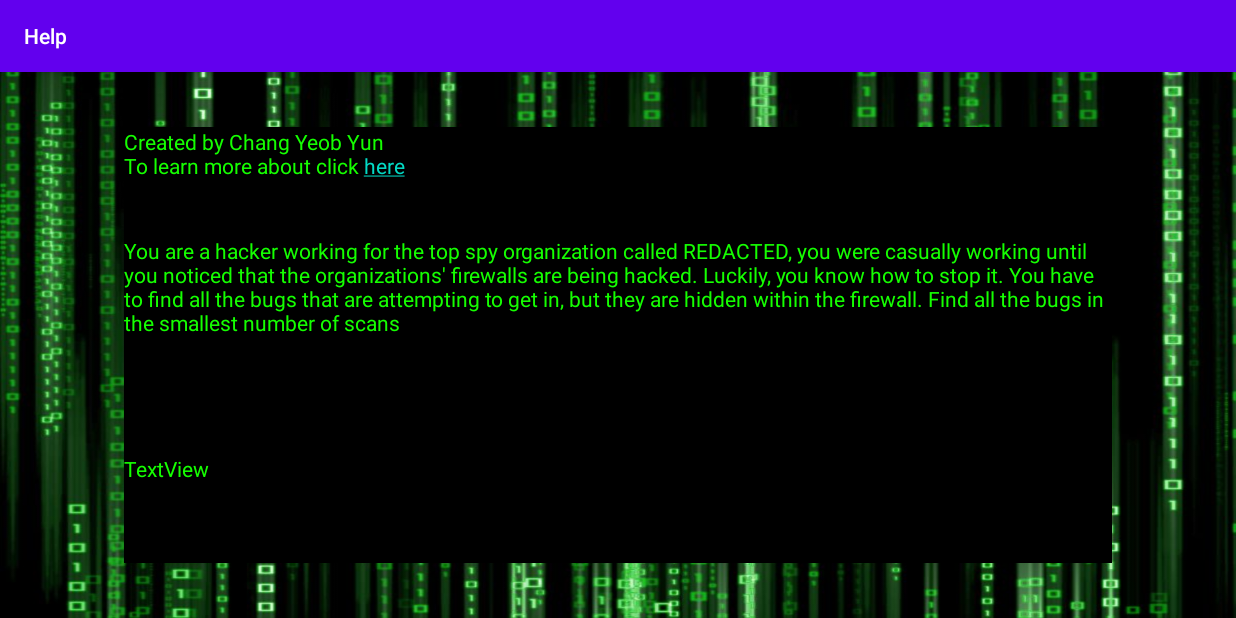
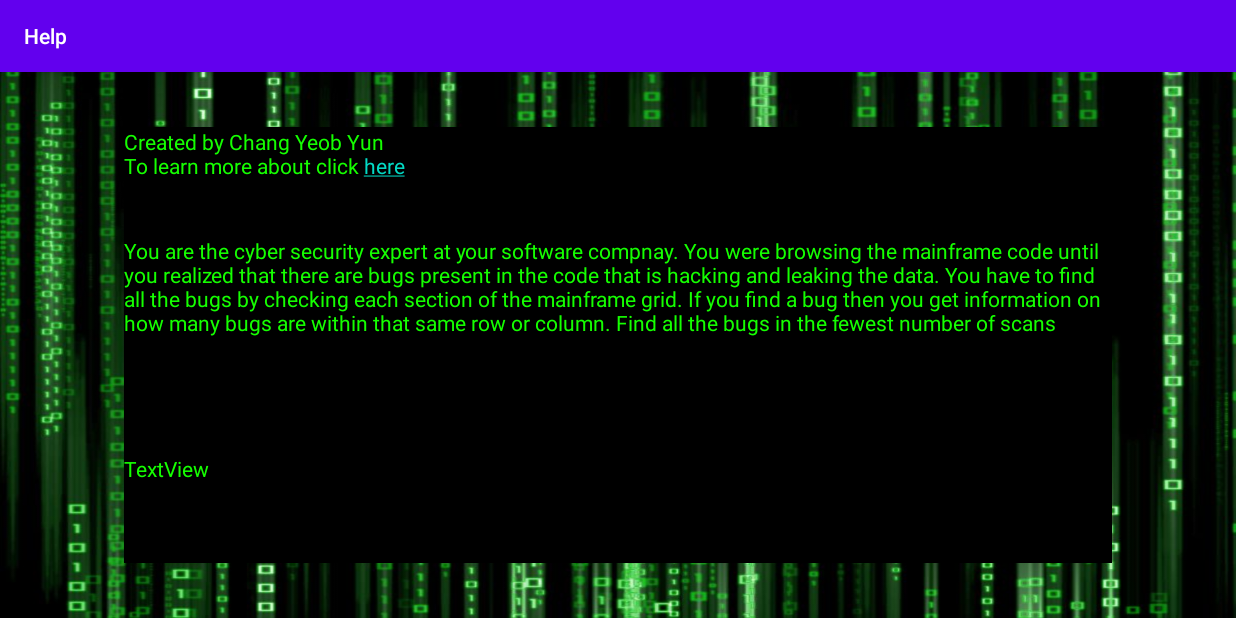
Before and after one commit to Chang-Y-Y/basic-android-game, an Android app: the HelpActivity screen opened directly, with no data from a screen before it, on a phone screen of 824 x 412 dp (held sideways). Run offline under Robolectric (Android 15) with nearby library versions, the phone set to English and light mode, and no system bars.

Commit message:
optimized code, changed icon on app

```diff
--- a/app/src/main/AndroidManifest.xml
+++ b/app/src/main/AndroidManifest.xml
@@ -4,9 +4,8 @@
 
     <application
         android:allowBackup="true"
-        android:icon="@mipmap/ic_launcher"
+        android:icon="@drawable/found_bug"
         android:label="@string/app_name"
-        android:roundIcon="@mipmap/ic_launcher_round"
         android:supportsRtl="true"
         android:theme="@style/AppTheme">
         <activity
--- a/app/src/main/res/values/strings.xml
+++ b/app/src/main/res/values/strings.xml
@@ -22,10 +22,13 @@
 
     <string name="about_the_author">Created by Chang Yeob Yun\nTo learn more
     about click <a href="https://opencoursehub.cs.sfu.ca/bfraser/grav-cms/cmpt276/home">here</a></string>
-    <string name="about_the_game">You are a hacker working for the top spy organization called REDACTED, you were
-    casually working until you noticed that the organizations\' firewalls are being hacked. Luckily, you know how to stop it.
-    You have to find all the bugs that are attempting to get in, but they are hidden within the firewall. Find all the bugs
-    in the smallest number of scans</string>
+    <string name="about_the_game">You are the cyber security expert at your software compnay.
+    You were browsing the mainframe code until you realized that there are bugs present in the code that
+    is hacking and leaking the data. You have to find all the bugs by checking each section of the mainframe grid.
+        If you find a bug then you get information on how many bugs are within that same row or column.
+        Find all the bugs in the fewest number of scans
+    </string>
+    <string name="about_the_credit"></string>
     <string name="number_of_hacker_bugs">Number Of Hacker Bugs</string>
     <string name="board_dimensions">Board Dimensions</string>
     <string name="hacker_bugs">"%1d hacker bugs"</string>
```
Also changed, not shown: app/src/main/java/ca/cmpt276/as3/GameActivity.java (+28 -10 lines).
